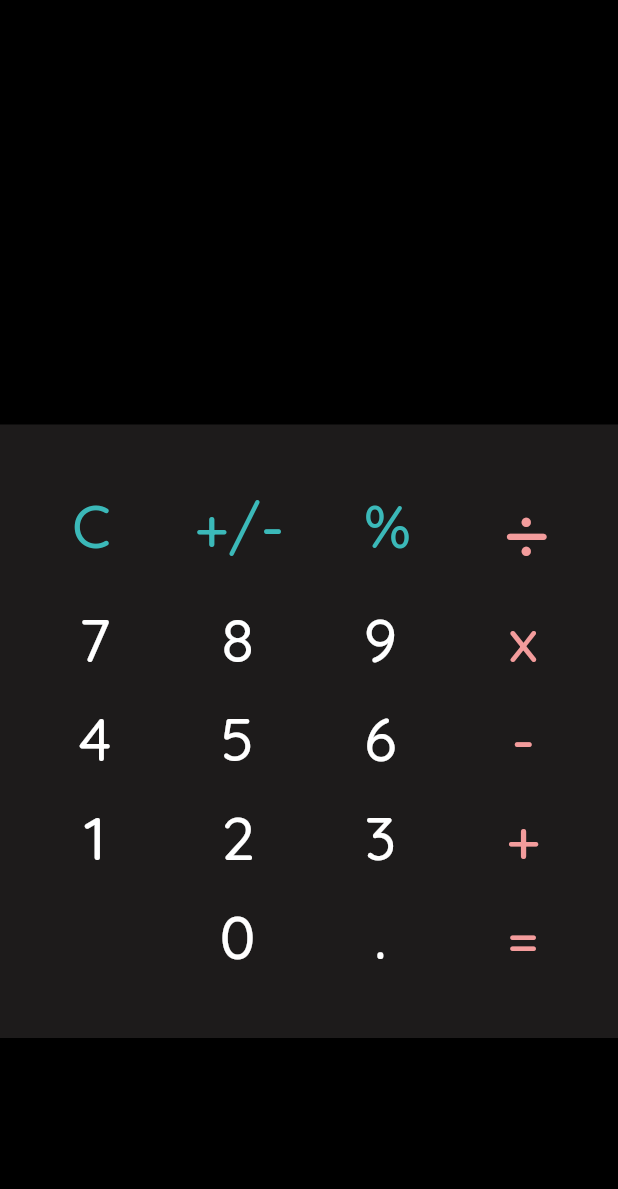
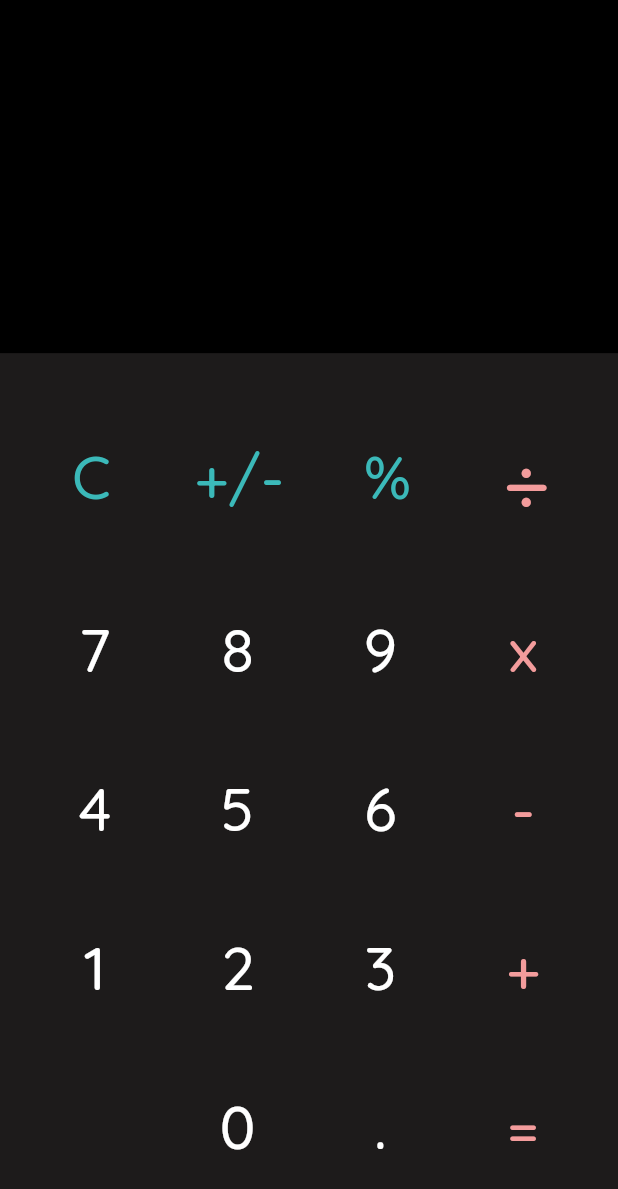
Before and after one commit to AlecJDavidson/calculator, a Flutter app: the screen it shows after launch, on a phone screen of 412 x 824 dp. Shown: the top 1189 px of the screen. Run offline on Flutter 3.47's test engine with Material 2 defaults, Android fonts, the phone set to English and light mode, and no system bars.

Commit message:
Fixed scaling. Need to fix text placement and overload.

```diff
--- a/lib/main.dart
+++ b/lib/main.dart
@@ -1,7 +1,6 @@
 import 'package:flutter/cupertino.dart';
 import 'package:flutter/material.dart';
 import 'package:flutter_calc/styling.dart';
-
 
 void main() {
   runApp(CalculatorApp());
@@ -119,6 +118,11 @@ class _CalculatorState extends State<Calculator> {
         _inputBar1 = (num1 / num2).toString();
         _reset();
         operatorStatus = false;
+      } else if (_operator == '%') {
+        setInputHistory();
+        _inputBar1 = ((num1 * 0.01) * (num2)).toString();
+        _reset();
+        operatorStatus = false;
       }
     });
   }
@@ -130,70 +134,60 @@ class _CalculatorState extends State<Calculator> {
       body: Center(
         child: Column(
           children: <Widget>[
-            // NavigationBar
-            Container(
-              height: 50,
-              child: Padding(
-                padding: EdgeInsets.only(left: 25, right: 25, top: 25),
+            // InputHistory
+
+            Expanded(
+              flex: 2,
+              child: Container(
                 child: Row(
-                  mainAxisAlignment: MainAxisAlignment.spaceEvenly,
                   children: [
-                    // NavBarItem(icon: CupertinoIcons.clock, func: _close),
-                    Spacer(),
-                    // NavBarItem(icon: CupertinoIcons.back),
-                  ],
-                ),
-              ),
-            ),
-            // NavigationBar End
-            // -----------------
-            // InputHistory
-            Container(
-              alignment: Alignment.bottomRight,
-              child: Padding(
-                padding: EdgeInsets.only(right: 40, top: 100),
-                child: Text(
+                    Text(
                       '$_inputHistory',
                       style: TextStyle(
                           color: darkText,
                           fontSize: 20,
                           fontWeight: FontWeight.w500),
                     ),
+                  ],
                 ),
               ),
+            ),
+
             // InputHistory End
             // -----------------
             // InputBar
-            Container(
+            Expanded(
+              flex: 2,
+              child: Container(
                 child: Row(
-                mainAxisAlignment: MainAxisAlignment.end,
+                  // mainAxisAlignment: MainAxisAlignment.center, // makes input center
                   children: <Widget>[
-                  Padding(
-                    padding: EdgeInsets.only(right: 10, top: 15, bottom: 30),
-                    child: SingleChildScrollView(
-                      child: Text(
+                    Text(
                       '$_inputBar1' + ' $_operator ' + '$_inputBar2',
                       style: TextStyle(
                           color: darkText,
                           fontSize: 50,
                           fontWeight: FontWeight.w500),
                     ),
+                  ],
                 ),
-                  ),
-                ],
               ),
             ),
             // InputBar End
             // -----------------
             // NumPad
-            Container(
+            // Container(
+            // height: 700,
+            // width: double.infinity,
+
+            Expanded(
+              flex: 10,
+              child: Container(
                 color: secondaryDarkColor,
-              child: Padding(
-                padding: EdgeInsets.only(top: 25,bottom: 35),
                 child: Column(
-                  children: <Widget>[
-                    Container(
-                      child: Row(
+                  mainAxisAlignment: MainAxisAlignment.spaceEvenly,
+                  children: [
+                    Row(
                       mainAxisAlignment: MainAxisAlignment.spaceEvenly,
                       children: <Widget>[
                         TextButton(
@@ -252,7 +246,6 @@ class _CalculatorState extends State<Calculator> {
                           ),
                         ),
                       ],
-                      ),
                     ),
                     Row(
                       mainAxisAlignment: MainAxisAlignment.spaceEvenly,
@@ -493,10 +486,11 @@ class _CalculatorState extends State<Calculator> {
                 ),
               ),
             ),
-            // NumPad End
           ],
         ),
       ),
     );
+
+    // NumPad End
   }
 }
```
Lines whose indentation alone changed are shown as unchanged.
